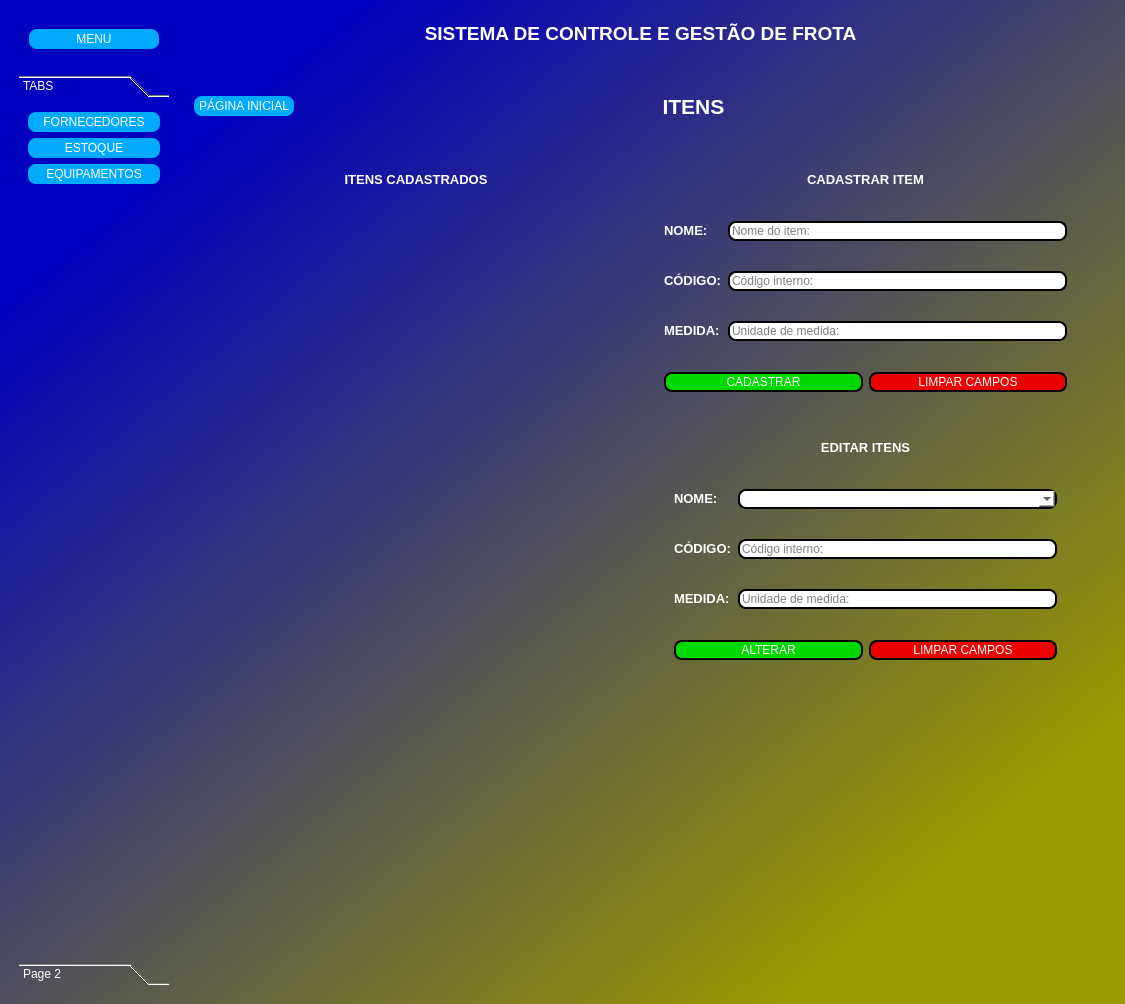
Before: the Qt Designer form new_main_window.ui in ErivaldoJunior02/Controle-de-frota, drawn with Qt 5.
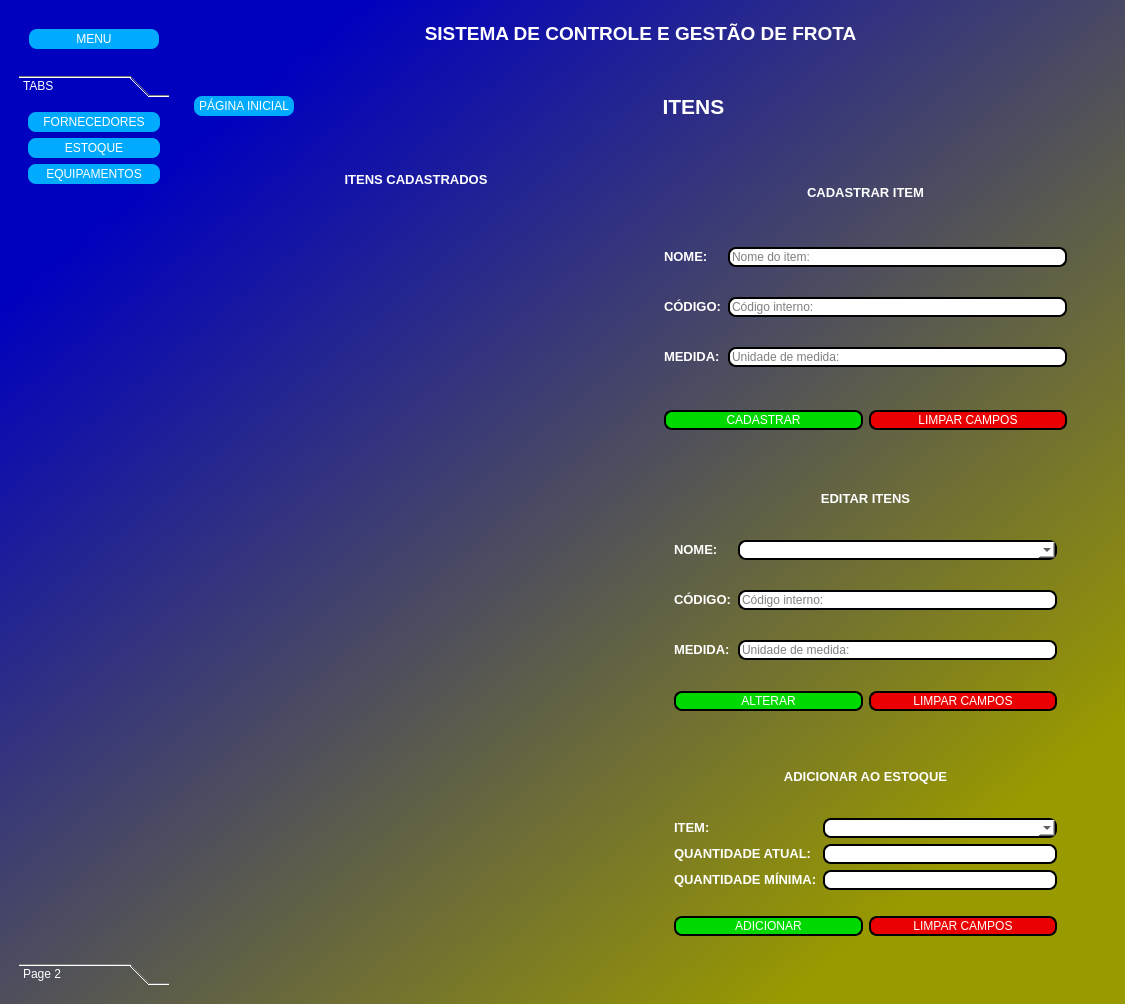
After: the same form once the commit is applied. The open tabs and pages were chosen to show the change.

The edit to the form file:
```diff
--- a/new_main_window.ui
+++ b/new_main_window.ui
@@ -4081,6 +4081,9 @@
                          <property name="editable">
                           <bool>true</bool>
                          </property>
+                         <property name="frame">
+                          <bool>true</bool>
+                         </property>
                         </widget>
                        </item>
                       </layout>
@@ -4146,17 +4149,139 @@
                   </widget>
                  </item>
                  <item>
-                  <spacer name="verticalSpacer_3">
-                   <property name="orientation">
-                    <enum>Qt::Vertical</enum>
+                  <widget class="QFrame" name="frame_add_estoque">
+                   <property name="frameShape">
+                    <enum>QFrame::StyledPanel</enum>
                    </property>
-                   <property name="sizeHint" stdset="0">
-                    <size>
-                     <width>20</width>
-                     <height>600</height>
-                    </size>
+                   <property name="frameShadow">
+                    <enum>QFrame::Raised</enum>
                    </property>
-                  </spacer>
+                   <layout class="QVBoxLayout" name="verticalLayout">
+                    <item>
+                     <widget class="QLabel" name="lbl_add_estoque_titulo">
+                      <property name="minimumSize">
+                       <size>
+                        <width>0</width>
+                        <height>50</height>
+                       </size>
+                      </property>
+                      <property name="text">
+                       <string>&lt;html&gt;&lt;head/&gt;&lt;body&gt;&lt;p align=&quot;center&quot;&gt;&lt;span style=&quot; font-size:10pt; font-weight:600; color:#ffffff;&quot;&gt;ADICIONAR AO ESTOQUE&lt;/span&gt;&lt;/p&gt;&lt;/body&gt;&lt;/html&gt;</string>
+                      </property>
+                     </widget>
+                    </item>
+                    <item>
+                     <widget class="QFrame" name="frame_add_estoque_info">
+                      <property name="frameShape">
+                       <enum>QFrame::StyledPanel</enum>
+                      </property>
+                      <property name="frameShadow">
+                       <enum>QFrame::Raised</enum>
+                      </property>
+                      <layout class="QFormLayout" name="formLayout_13">
+                       <item row="0" column="0">
+                        <widget class="QLabel" name="lbl_add_estoque_item">
+                         <property name="text">
+                          <string>&lt;html&gt;&lt;head/&gt;&lt;body&gt;&lt;p&gt;&lt;span style=&quot; font-size:10pt; font-weight:600; color:#ffffff;&quot;&gt;ITEM:&lt;/span&gt;&lt;/p&gt;&lt;/body&gt;&lt;/html&gt;</string>
+                         </property>
+                        </widget>
+                       </item>
+                       <item row="1" column="0">
+                        <widget class="QLabel" name="lbl_add_estoque_qntd_atual">
+                         <property name="text">
+                          <string>&lt;html&gt;&lt;head/&gt;&lt;body&gt;&lt;p&gt;&lt;span style=&quot; font-size:10pt; font-weight:600; color:#ffffff;&quot;&gt;QUANTIDADE ATUAL:&lt;/span&gt;&lt;/p&gt;&lt;/body&gt;&lt;/html&gt;</string>
+                         </property>
+                        </widget>
+                       </item>
+                       <item row="2" column="0">
+                        <widget class="QLabel" name="lbl_add_estoque_qntd_minima">
+                         <property name="text">
+                          <string>&lt;html&gt;&lt;head/&gt;&lt;body&gt;&lt;p&gt;&lt;span style=&quot; font-size:10pt; font-weight:600; color:#ffffff;&quot;&gt;QUANTIDADE MÍNIMA:&lt;/span&gt;&lt;/p&gt;&lt;/body&gt;&lt;/html&gt;</string>
+                         </property>
+                        </widget>
+                       </item>
+                       <item row="1" column="1">
+                        <widget class="QLineEdit" name="edit_add_estoque_qntd_atual">
+                         <property name="styleSheet">
+                          <string notr="true">border-radius: 8px;
+border:  2px solid black;
+background-color: rgb(255, 255, 255);</string>
+                         </property>
+                        </widget>
+                       </item>
+                       <item row="0" column="1">
+                        <widget class="QComboBox" name="box_add_estoque_item">
+                         <property name="styleSheet">
+                          <string notr="true">border-radius: 8px;
+border:  2px solid black;
+background-color: rgb(255, 255, 255);</string>
+                         </property>
+                        </widget>
+                       </item>
+                       <item row="2" column="1">
+                        <widget class="QLineEdit" name="edit_add_estoque_minima">
+                         <property name="styleSheet">
+                          <string notr="true">border-radius: 8px;
+border:  2px solid black;
+background-color: rgb(255, 255, 255);</string>
+                         </property>
+                        </widget>
+                       </item>
+                      </layout>
+                     </widget>
+                    </item>
+                    <item>
+                     <widget class="QFrame" name="frame_add_estoque_action">
+                      <property name="frameShape">
+                       <enum>QFrame::StyledPanel</enum>
+                      </property>
+                      <property name="frameShadow">
+                       <enum>QFrame::Raised</enum>
+                      </property>
+                      <layout class="QHBoxLayout" name="horizontalLayout_62">
+                       <item>
+                        <widget class="QPushButton" name="btn_add_estoque_add">
+                         <property name="minimumSize">
+                          <size>
+                           <width>0</width>
+                           <height>20</height>
+                          </size>
+                         </property>
+                         <property name="styleSheet">
+                          <string notr="true">color: rgb(255, 255, 255);
+border-radius: 8px;
+border: 2px solid black;
+background-color: rgb(0, 217, 0);</string>
+                         </property>
+                         <property name="text">
+                          <string>ADICIONAR</string>
+                         </property>
+                        </widget>
+                       </item>
+                       <item>
+                        <widget class="QPushButton" name="btn_add_estoque_limpar">
+                         <property name="minimumSize">
+                          <size>
+                           <width>0</width>
+                           <height>20</height>
+                          </size>
+                         </property>
+                         <property name="styleSheet">
+                          <string notr="true">color: rgb(255, 255, 255);
+border-radius: 8px;
+border: 2px solid black;
+background-color: rgb(234, 0, 0);</string>
+                         </property>
+                         <property name="text">
+                          <string>LIMPAR CAMPOS</string>
+                         </property>
+                        </widget>
+                       </item>
+                      </layout>
+                     </widget>
+                    </item>
+                   </layout>
+                  </widget>
                  </item>
                 </layout>
                </widget>
```
Left out of the diff: 68 changed lines with no effect on the pictures.
